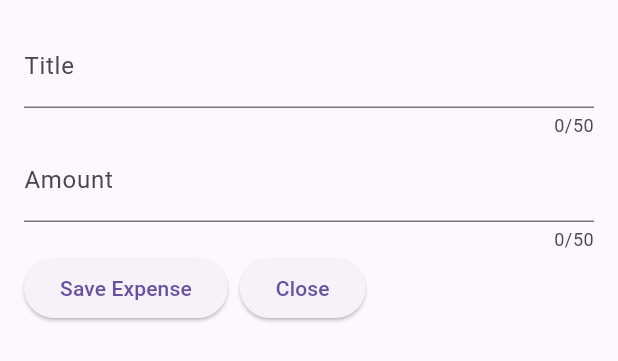
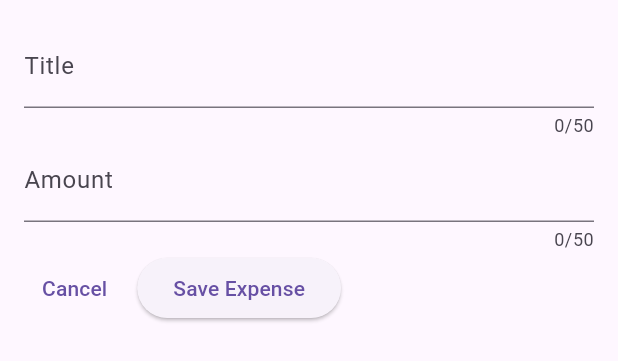
Before and after one commit to youngsuk-kim/training, a Flutter app: the NewExpense widget shown alone on an empty page, opened directly, on a phone screen of 412 x 824 dp. Shown: the top 361 px of the screen. Run offline on Flutter 3.47's test engine with Material 3 defaults, Android fonts, the phone set to English and light mode, and no system bars.

Commit message:
edit close modal, set amount

```diff
--- a/expenses/lib/wigets/new_expense.dart
+++ b/expenses/lib/wigets/new_expense.dart
@@ -32,19 +32,25 @@ class _NewExpenseState extends State<NewExpense> {
             decoration: const InputDecoration(label: Text('Title')),
           ),
           TextField(
-            keyboardType: TextInputType.numberWithOptions(decimal: true,signed: false),
+            keyboardType:
+                TextInputType.numberWithOptions(decimal: true, signed: false),
             controller: _amountController,
             maxLength: 50,
-            decoration: const InputDecoration(label: Text('Amount')),
+            decoration:
+                const InputDecoration(prefixText: '\$ ', label: Text('Amount')),
           ),
           Row(
             spacing: 8,
             children: [
-              ElevatedButton(onPressed: () {
-                print(_titleController.text);
-                print(_amountController.text);
-              }, child: const Text('Save Expense')),
-              ElevatedButton(onPressed: () => Navigator.pop(context), child: Text('Close'))
+              TextButton(
+                  onPressed: () => Navigator.pop(context),
+                  child: const Text('Cancel')),
+              ElevatedButton(
+                  onPressed: () {
+                    print(_titleController.text);
+                    print(_amountController.text);
+                  },
+                  child: const Text('Save Expense')),
             ],
           ),
         ],
```
